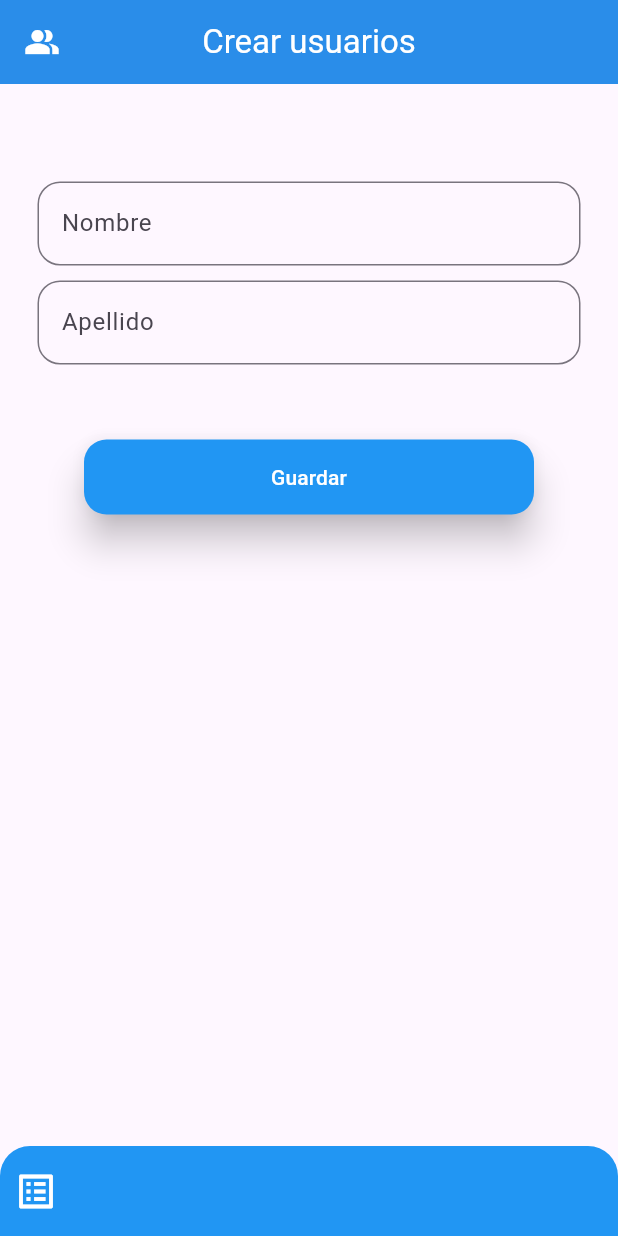
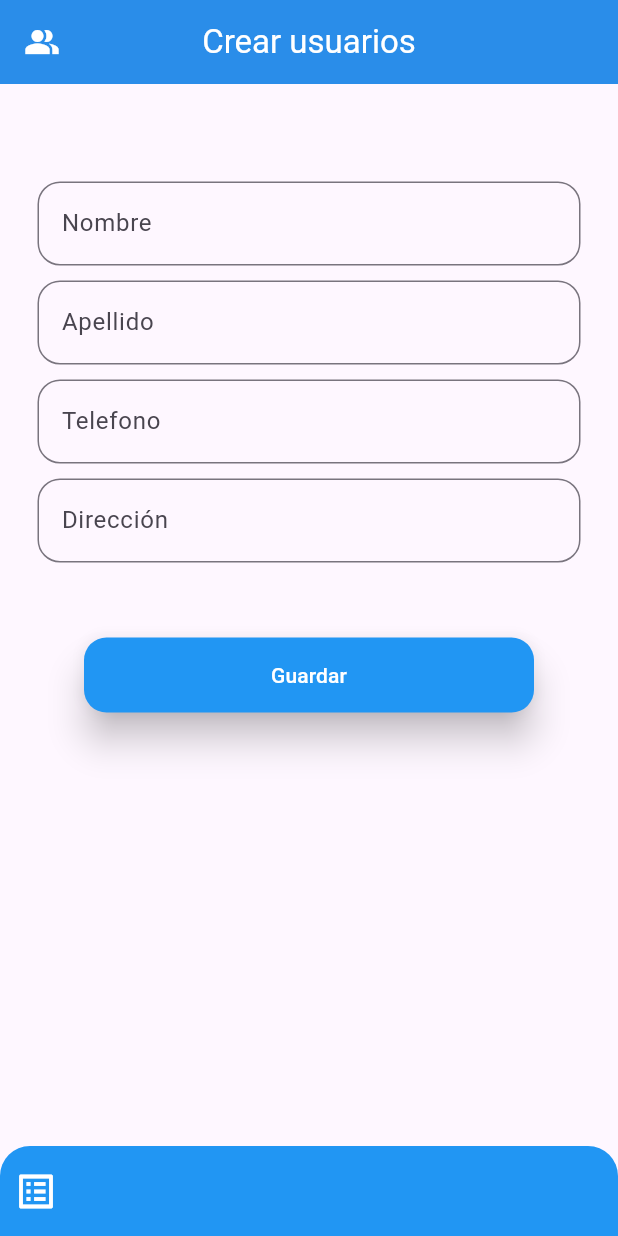
Before and after one commit to wposso/Flutter-Repo2.0, a Flutter app: the screen it shows after launch, on a phone screen of 412 x 824 dp. Run offline on Flutter 3.47's test engine with Material 3 defaults, Android fonts, the light colour scheme and no system bars.

Commit message:
second commit from rm_v01

```diff
--- a/app_crud_v01/lib/screens/crear_usuarios_screen.dart
+++ b/app_crud_v01/lib/screens/crear_usuarios_screen.dart
@@ -7,6 +7,8 @@ import 'package:flutter/material.dart';
   class datosUsuarios{
     String nombre;
     String apellido;
+    String? telefono;
+    String? direccion;
 
     datosUsuarios({
       required this.nombre,
@@ -25,6 +27,8 @@ class _CrearUsuariosScreenState extends State<CrearUsuariosScreen> {
   final List<datosUsuarios> listadoUsuarios = [];
   final TextEditingController nombreControl = TextEditingController();
   final TextEditingController apellidoControl = TextEditingController();
+  final TextEditingController telefonoControl = TextEditingController();
+  final TextEditingController direccionControl = TextEditingController();
   int? index;
   String message = '';
 
@@ -36,6 +40,8 @@ class _CrearUsuariosScreenState extends State<CrearUsuariosScreen> {
     });
     nombreControl.clear();
     apellidoControl.clear();
+    telefonoControl.clear();
+    direccionControl.clear();
   }
 
   void actualizarUsuarios(int index){
@@ -46,6 +52,8 @@ class _CrearUsuariosScreenState extends State<CrearUsuariosScreen> {
     });
     nombreControl.clear();
     apellidoControl.clear();
+    telefonoControl.clear();
+    direccionControl.clear();
   }
 
   void eliminarUsuarios(int index){
@@ -103,6 +111,28 @@ class _CrearUsuariosScreenState extends State<CrearUsuariosScreen> {
               ),
             ),
 
+            const SizedBox(height: 10,),
+            TextFormField(
+              controller: telefonoControl,
+              decoration: const InputDecoration(
+                hintText: 'Telefono',
+                border: OutlineInputBorder(
+                  borderRadius: BorderRadius.all(Radius.circular(15))
+                )
+              ),
+            ),
+
+            const SizedBox(height: 10,),
+            TextFormField(
+              controller: direccionControl,
+              decoration: const InputDecoration(
+                hintText: 'Dirección',
+                border: OutlineInputBorder(
+                  borderRadius: BorderRadius.all(Radius.circular(15))
+                )
+              ),
+            ),
+
             const SizedBox(height: 50,),
             ElevatedButton(
               style: ElevatedButton.styleFrom(
@@ -135,6 +165,8 @@ class _CrearUsuariosScreenState extends State<CrearUsuariosScreen> {
                     listadoUsuarios: listadoUsuarios,
                     apellidoControl: apellidoControl,
                     nombreControl: nombreControl,
+                    telefonoControl: telefonoControl,
+                    direccionControl: direccionControl,
                     actualizarUsuarios: actualizarUsuarios,
                     eliminarUsuarios: eliminarUsuarios)));
                 },
--- a/app_crud_v01/lib/screens/listado_usuarios_screen.dart
+++ b/app_crud_v01/lib/screens/listado_usuarios_screen.dart
@@ -7,6 +7,8 @@ class ListadoUsuariosScreen extends StatefulWidget {
   final List<datosUsuarios> listadoUsuarios;
   final nombreControl;
   final apellidoControl;
+  final telefonoControl;
+  final direccionControl;
   final Function(int) actualizarUsuarios;
   final Function(int) eliminarUsuarios;
 
@@ -16,7 +18,9 @@ class ListadoUsuariosScreen extends StatefulWidget {
     this.nombreControl,
     this.apellidoControl,
     required this.actualizarUsuarios,
-    required this.eliminarUsuarios});
+    required this.eliminarUsuarios,
+    this.telefonoControl,
+    this.direccionControl});
 
   @override
   State<ListadoUsuariosScreen> createState() => _ListadoUsuariosScreenState();
--- a/app_crud_v01/lib/screens/screens.dart
+++ b/app_crud_v01/lib/screens/screens.dart
@@ -1,2 +1,3 @@
+export 'package:app_crud_v01/screens/inicio_sesion_screen.dart';
 export 'package:app_crud_v01/screens/listado_usuarios_screen.dart';
 export 'package:app_crud_v01/screens/crear_usuarios_screen.dart';
```
Also changed, not shown: app_crud_v01/lib/screens/inicio_sesion_screen.dart (added, +77 -0 lines).
